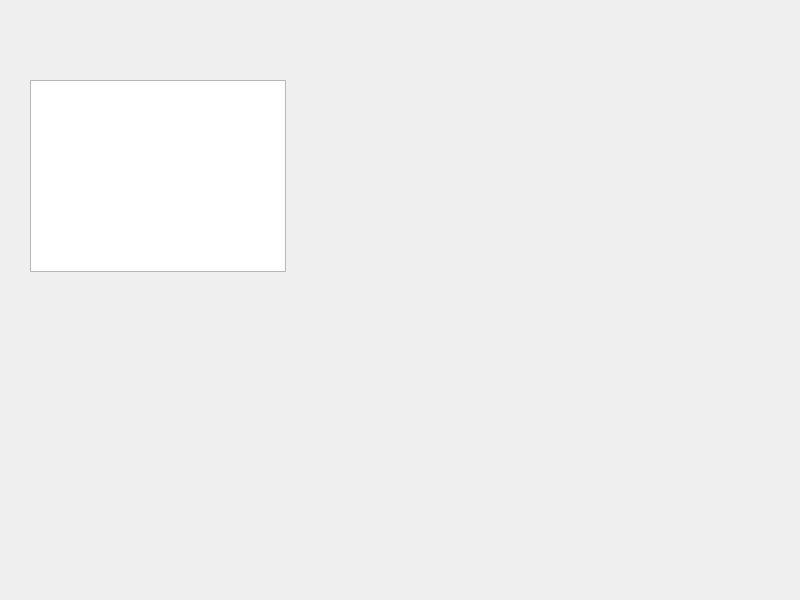
Above: src/interface/painter.ui from superhacker1999/s21_multilayer_perceptron before the change. Below: the same form after it.
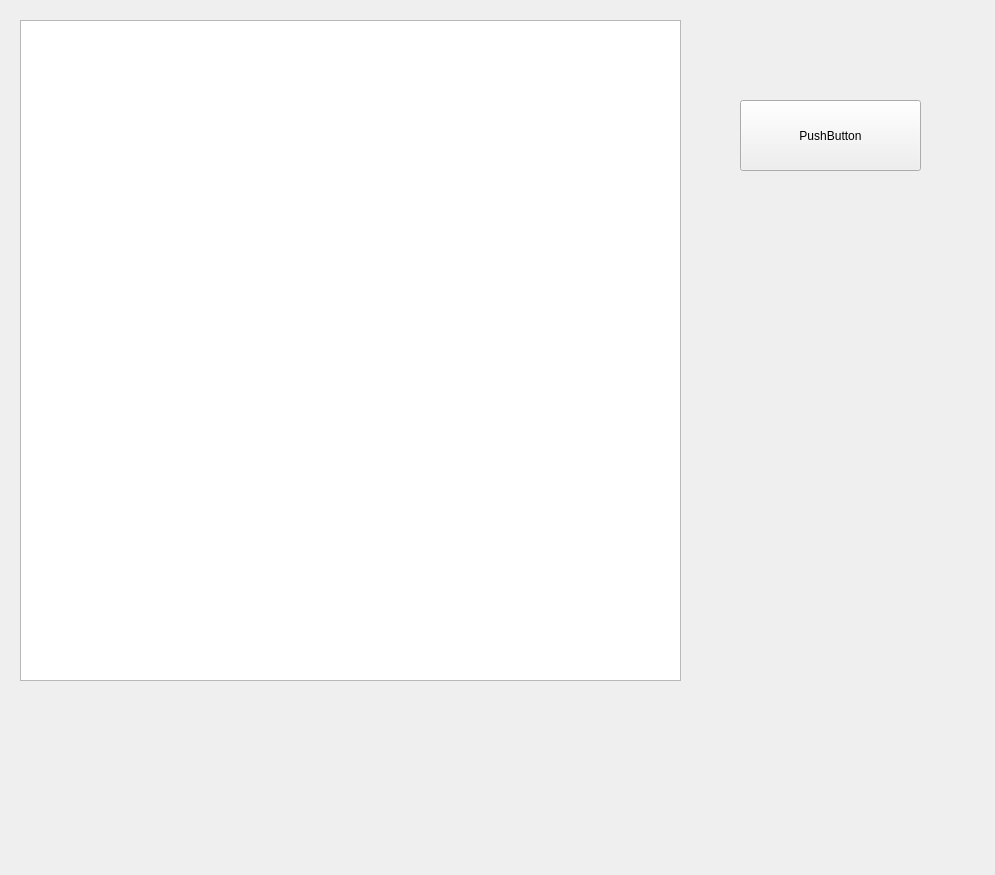
That is the form after the change. Custom widgets are drawn as their Qt base class.

```diff
--- a/src/interface/painter.ui
+++ b/src/interface/painter.ui
@@ -6,31 +6,37 @@
    <rect>
     <x>0</x>
     <y>0</y>
-    <width>800</width>
-    <height>600</height>
+    <width>995</width>
+    <height>875</height>
    </rect>
   </property>
   <property name="windowTitle">
    <string>painter</string>
   </property>
-  <widget class="s21::Scene" name="graphicsView">
+  <widget class="QGraphicsView" name="painter_obj">
    <property name="geometry">
     <rect>
-     <x>30</x>
-     <y>80</y>
-     <width>256</width>
-     <height>192</height>
+     <x>20</x>
+     <y>20</y>
+     <width>661</width>
+     <height>661</height>
     </rect>
    </property>
   </widget>
+  <widget class="QPushButton" name="predict_button">
+   <property name="geometry">
+    <rect>
+     <x>740</x>
+     <y>100</y>
+     <width>181</width>
+     <height>71</height>
+    </rect>
+   </property>
+   <property name="text">
+    <string>PushButton</string>
+   </property>
+  </widget>
  </widget>
- <customwidgets>
-  <customwidget>
-   <class>s21::Scene</class>
-   <extends>QGraphicsView</extends>
-   <header>scene.h</header>
-  </customwidget>
- </customwidgets>
  <resources/>
  <connections/>
 </ui>
```
